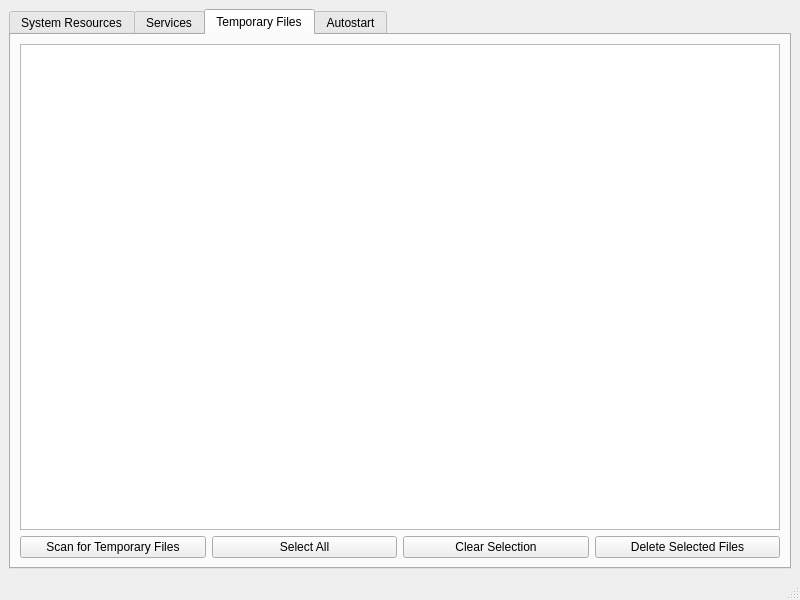
First picture: the form in mainwindow.ui, repository apelsin2281337/simplesystemmanager, before the edit.
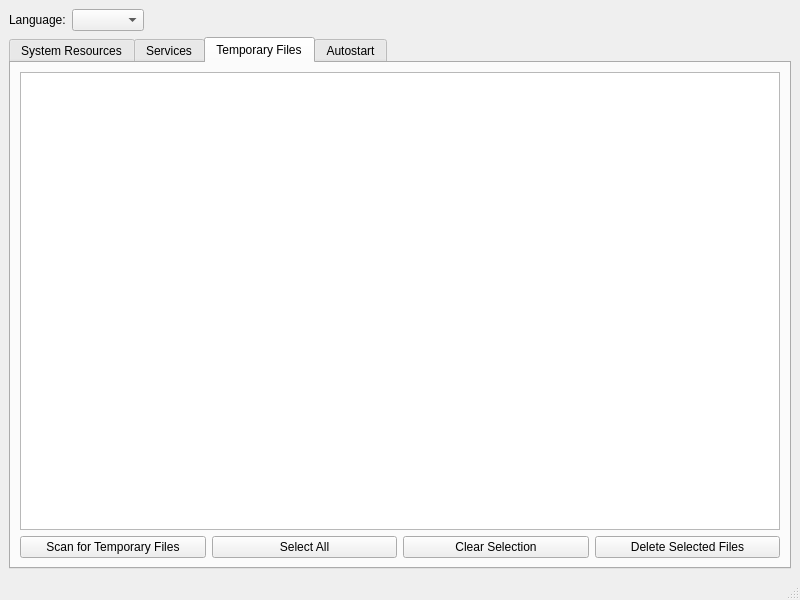
Second picture: the form after the edit.

```diff
--- a/mainwindow.ui
+++ b/mainwindow.ui
@@ -14,7 +14,34 @@
    <string>System Management Tool</string>
   </property>
   <widget class="QWidget" name="centralwidget">
-   <layout class="QHBoxLayout" name="horizontalLayout_8">
+   <layout class="QVBoxLayout" name="verticalLayout_9">
+    <item>
+     <layout class="QHBoxLayout" name="horizontalLayout_9">
+      <item>
+       <widget class="QLabel" name="label">
+        <property name="text">
+         <string>Language:</string>
+        </property>
+       </widget>
+      </item>
+      <item>
+       <widget class="QComboBox" name="languageComboBox"/>
+      </item>
+      <item>
+       <spacer name="horizontalSpacer">
+        <property name="orientation">
+         <enum>Qt::Orientation::Horizontal</enum>
+        </property>
+        <property name="sizeHint" stdset="0">
+         <size>
+          <width>40</width>
+          <height>20</height>
+         </size>
+        </property>
+       </spacer>
+      </item>
+     </layout>
+    </item>
     <item>
      <widget class="QTabWidget" name="tabWidget">
       <property name="currentIndex">
```
Left out of the diff: 2 changed lines with no effect on the pictures.
